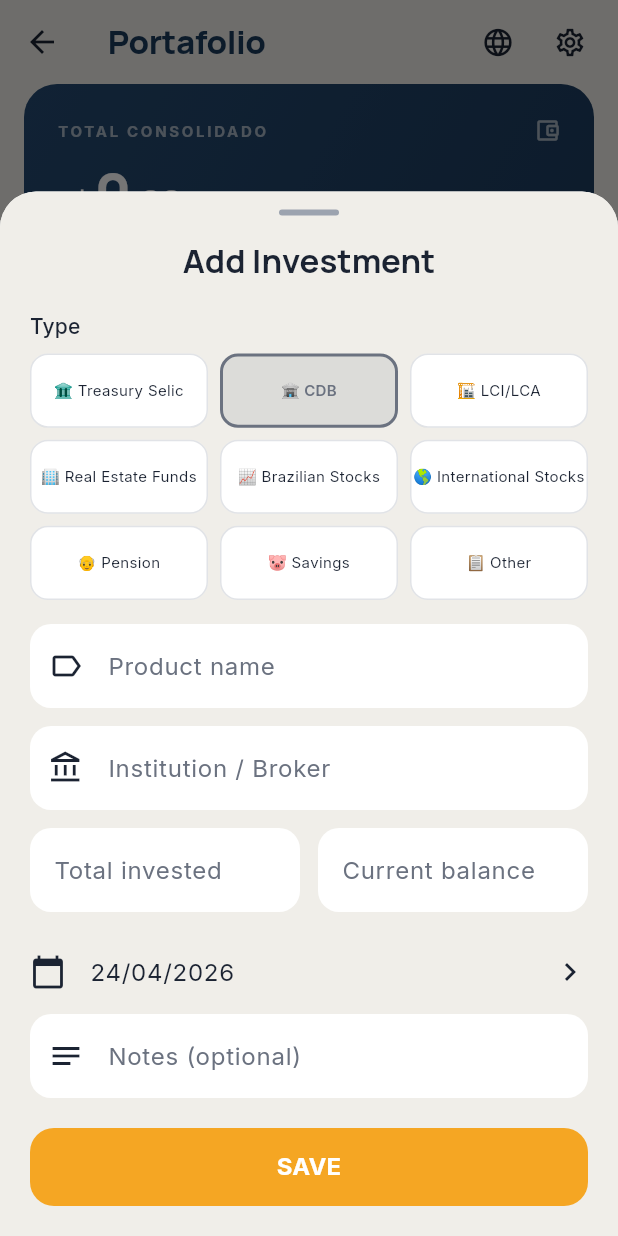
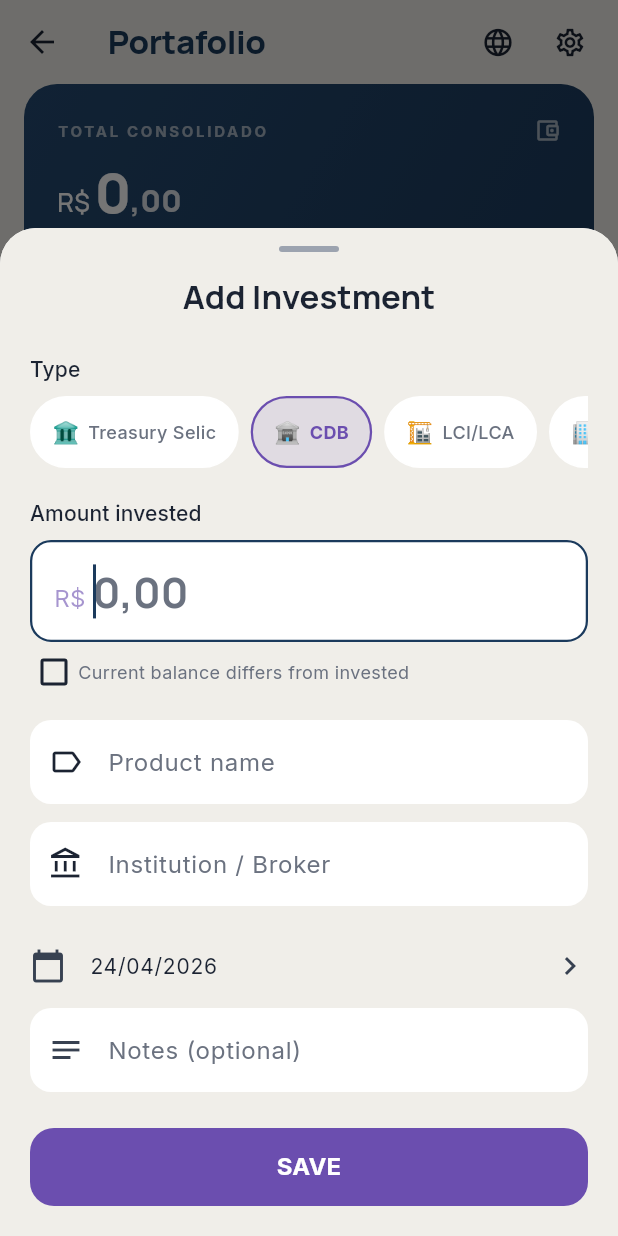
Before and after one commit to luigrocha/farol, a Flutter app: the InvestmentsScreen screen opened directly, after a tap on the "add" icon, on a phone screen of 412 x 824 dp. Run offline on Flutter 3.47's test engine with Material 3 defaults, Android fonts, the phone set to English and light mode, and no system bars; our stand-ins replace csv, drift, fl_chart, flutter_riverpod, google_fonts, google_sign_in and 3 more; accounts and stored records are empty; generated files the repository leaves out were written again.

Commit message:
feat: implement swipe-to-delete, add empty state UI, and update investment display and theme colors

```diff
--- a/lib/core/theme/app_theme.dart
+++ b/lib/core/theme/app_theme.dart
@@ -151,11 +151,21 @@ class AppTheme {
 
   static Color getCategoryColor(String category) {
     switch (category) {
+      // Expense categories
       case 'HOUSING': return const Color(0xFF1B3A5C);
       case 'TRANSPORT': return const Color(0xFFF5A623);
       case 'FOOD_GROCERY': return const Color(0xFF1A7A4A);
       case 'HEALTH': return const Color(0xFFE84855);
       case 'LEISURE': return const Color(0xFF8FA3B8);
+      // Investment types
+      case 'TESOURO_SELIC': return const Color(0xFF1B3A5C);
+      case 'CDB': return const Color(0xFF6B4EAF);
+      case 'LCI_LCA': return const Color(0xFF1A7A4A);
+      case 'FII': return const Color(0xFFF5A623);
+      case 'STOCKS_BR': return const Color(0xFF0D6E6E);
+      case 'STOCKS_INTL': return const Color(0xFF1A6BAA);
+      case 'PENSION': return const Color(0xFF9E6B3A);
+      case 'SAVINGS': return const Color(0xFFB94F82);
       default: return onSurfaceSoft;
     }
   }
--- a/lib/features/investments/add_investment_bottom_sheet.dart
+++ b/lib/features/investments/add_investment_bottom_sheet.dart
@@ -13,112 +13,152 @@ class AddInvestmentBottomSheet extends ConsumerStatefulWidget {
 }
 
 class _AddInvestmentState extends ConsumerState<AddInvestmentBottomSheet> {
+  final _amountCtrl = TextEditingController();
+  final _balanceCtrl = TextEditingController();
   final _productCtrl = TextEditingController();
   final _institutionCtrl = TextEditingController();
-  final _investedCtrl = TextEditingController();
-  final _balanceCtrl = TextEditingController();
   final _notesCtrl = TextEditingController();
   InvestmentType _type = InvestmentType.cdb;
   DateTime _dateAdded = DateTime.now();
   bool _saving = false;
+  bool _balanceDiffers = false;
 
   @override
   void dispose() {
+    _amountCtrl.dispose();
+    _balanceCtrl.dispose();
     _productCtrl.dispose();
     _institutionCtrl.dispose();
-    _investedCtrl.dispose();
-    _balanceCtrl.dispose();
     _notesCtrl.dispose();
     super.dispose();
   }
 
   double? _parseBRL(String text) =>
-      double.tryParse(text.replaceAll('.', '').replaceAll(',', '.'));
+      double.tryParse(text.trim().replaceAll('.', '').replaceAll(',', '.'));
 
   @override
   Widget build(BuildContext context) {
     final bottom = MediaQuery.of(context).viewInsets.bottom;
     final colors = context.colors;
+    final typeColor = AppTheme.getCategoryColor(_type.dbValue);
+
     return Container(
       decoration: BoxDecoration(
         color: Theme.of(context).scaffoldBackgroundColor,
         borderRadius: const BorderRadius.vertical(top: Radius.circular(24)),
       ),
       padding: EdgeInsets.fromLTRB(20, 12, 20, bottom + 20),
-      child: SingleChildScrollView(
-        child: Column(mainAxisSize: MainAxisSize.min, children: [
-          Container(width: 40, height: 4, decoration: BoxDecoration(color: Theme.of(context).colorScheme.outline, borderRadius: BorderRadius.circular(2))),
+      child: SingleChildScrollView(child: Column(mainAxisSize: MainAxisSize.min, crossAxisAlignment: CrossAxisAlignment.start, children: [
+        // Handle
+        Center(child: Container(width: 40, height: 4, decoration: BoxDecoration(
+          color: Theme.of(context).colorScheme.outline, borderRadius: BorderRadius.circular(2)))),
         const SizedBox(height: 16),
-          Text('Add Investment', style: Theme.of(context).textTheme.titleLarge),
-          const SizedBox(height: 20),
 
-          // Type grid
-          Align(alignment: Alignment.centerLeft, child: Text('Type', style: Theme.of(context).textTheme.labelLarge)),
+        // Header
+        Center(child: Text('Add Investment', style: Theme.of(context).textTheme.titleLarge)),
+        const SizedBox(height: 24),
+
+        // Type selector — horizontal scroll
+        Text('Type', style: Theme.of(context).textTheme.labelLarge),
         const SizedBox(height: 8),
-          GridView.count(
-            crossAxisCount: 3, shrinkWrap: true, physics: const NeverScrollableScrollPhysics(),
-            childAspectRatio: 2.4, mainAxisSpacing: 8, crossAxisSpacing: 8,
+        SizedBox(height: 48, child: ListView(
+          scrollDirection: Axis.horizontal,
           children: InvestmentType.values.map((t) {
             final sel = _type == t;
-              final color = AppTheme.getCategoryColor(t.dbValue);
+            final c = AppTheme.getCategoryColor(t.dbValue);
             return GestureDetector(
               onTap: () => setState(() => _type = t),
               child: AnimatedContainer(
-                  duration: const Duration(milliseconds: 200),
+                duration: const Duration(milliseconds: 180),
+                margin: const EdgeInsets.only(right: 8),
+                padding: const EdgeInsets.symmetric(horizontal: 14, vertical: 10),
                 decoration: BoxDecoration(
-                    color: sel ? color.withOpacity(0.15) : Theme.of(context).cardTheme.color,
-                    borderRadius: BorderRadius.circular(12),
-                    border: Border.all(color: sel ? color : Theme.of(context).colorScheme.outline.withOpacity(0.3), width: sel ? 2 : 1),
+                  color: sel ? c.withOpacity(0.12) : colors.surfaceLowest,
+                  borderRadius: BorderRadius.circular(99),
+                  border: Border.all(color: sel ? c : colors.surfaceLowest, width: sel ? 1.5 : 1),
                 ),
-                  child: Center(child: Text(
-                    '${t.emoji} ${t.label}',
-                    style: TextStyle(fontSize: 10, fontWeight: sel ? FontWeight.w600 : FontWeight.w400, color: sel ? color : colors.onSurface),
-                    textAlign: TextAlign.center, overflow: TextOverflow.ellipsis,
+                child: Row(mainAxisSize: MainAxisSize.min, children: [
+                  Text(t.emoji, style: const TextStyle(fontSize: 14)),
+                  const SizedBox(width: 6),
+                  Text(t.label, style: TextStyle(
+                    fontSize: 12, fontWeight: sel ? FontWeight.w700 : FontWeight.w500,
+                    color: sel ? c : colors.onSurfaceSoft,
                   )),
+                ]),
               ),
             );
           }).toList(),
-          ),
-          const SizedBox(height: 16),
+        )),
+        const SizedBox(height: 20),
 
-          // Product name
+        // Amount — big
+        Text('Amount invested', style: Theme.of(context).textTheme.labelLarge),
+        const SizedBox(height: 8),
         TextField(
-            controller: _productCtrl,
-            decoration: const InputDecoration(labelText: 'Product name', prefixIcon: Icon(Icons.label_outline)),
-          ),
-          const SizedBox(height: 12),
-
-          // Institution
-          TextField(
-            controller: _institutionCtrl,
-            decoration: const InputDecoration(labelText: 'Institution / Broker', prefixIcon: Icon(Icons.account_balance_outlined)),
-          ),
-          const SizedBox(height: 12),
-
-          // Amounts row
-          Row(children: [
-            Expanded(child: TextField(
-              controller: _investedCtrl,
+          controller: _amountCtrl,
+          autofocus: true,
           keyboardType: const TextInputType.numberWithOptions(decimal: true),
           inputFormatters: [FilteringTextInputFormatter.allow(RegExp(r'[\d.,]'))],
-              decoration: const InputDecoration(labelText: 'Total invested', prefixText: 'R\$ '),
-            )),
-            const SizedBox(width: 12),
-            Expanded(child: TextField(
+          style: Theme.of(context).textTheme.headlineMedium?.copyWith(
+            fontWeight: FontWeight.w700, color: typeColor),
+          decoration: InputDecoration(
+            prefixText: 'R\$ ',
+            hintText: '0,00',
+            prefixStyle: TextStyle(fontSize: 16, color: typeColor.withOpacity(0.6)),
+          ),
+        ),
+        const SizedBox(height: 4),
+
+        // Current balance toggle
+        Row(children: [
+          Checkbox(
+            value: _balanceDiffers,
+            onChanged: (v) => setState(() { _balanceDiffers = v!; if (!v) _balanceCtrl.clear(); }),
+            visualDensity: VisualDensity.compact,
+            materialTapTargetSize: MaterialTapTargetSize.shrinkWrap,
+          ),
+          Text('Current balance differs from invested', style: TextStyle(fontSize: 12, color: colors.onSurfaceSoft)),
+        ]),
+        if (_balanceDiffers) ...[
+          const SizedBox(height: 8),
+          TextField(
             controller: _balanceCtrl,
             keyboardType: const TextInputType.numberWithOptions(decimal: true),
             inputFormatters: [FilteringTextInputFormatter.allow(RegExp(r'[\d.,]'))],
             decoration: const InputDecoration(labelText: 'Current balance', prefixText: 'R\$ '),
-            )),
-          ]),
+          ),
+        ],
+        const SizedBox(height: 16),
+
+        // Product + Institution
+        TextField(
+          controller: _productCtrl,
+          textCapitalization: TextCapitalization.words,
+          decoration: const InputDecoration(
+            labelText: 'Product name',
+            prefixIcon: Icon(Icons.label_outline),
+          ),
+        ),
+        const SizedBox(height: 12),
+        TextField(
+          controller: _institutionCtrl,
+          textCapitalization: TextCapitalization.words,
+          decoration: const InputDecoration(
+            labelText: 'Institution / Broker',
+            prefixIcon: Icon(Icons.account_balance_outlined),
+          ),
+        ),
         const SizedBox(height: 12),
 
         // Date
         ListTile(
           contentPadding: EdgeInsets.zero,
-            leading: const Icon(Icons.calendar_today),
-            title: Text('${_dateAdded.day.toString().padLeft(2, '0')}/${_dateAdded.month.toString().padLeft(2, '0')}/${_dateAdded.year}'),
-            trailing: const Icon(Icons.chevron_right),
+          leading: Icon(Icons.calendar_today, color: colors.onSurfaceMuted),
+          title: Text(
+            '${_dateAdded.day.toString().padLeft(2, '0')}/${_dateAdded.month.toString().padLeft(2, '0')}/${_dateAdded.year}',
+            style: const TextStyle(fontSize: 14),
+          ),
+          trailing: Icon(Icons.chevron_right, color: colors.onSurfaceMuted),
           onTap: () async {
             final d = await showDatePicker(
               context: context, initialDate: _dateAdded,
@@ -131,57 +171,66 @@ class _AddInvestmentState extends ConsumerState<AddInvestmentBottomSheet> {
         // Notes
         TextField(
           controller: _notesCtrl,
-            decoration: const InputDecoration(labelText: 'Notes (optional)', prefixIcon: Icon(Icons.notes)),
+          decoration: InputDecoration(
+            labelText: 'Notes (optional)',
+            prefixIcon: Icon(Icons.notes, color: colors.onSurfaceMuted),
           ),
-          const SizedBox(height: 20),
+        ),
+        const SizedBox(height: 24),
 
-          SizedBox(
-            width: double.infinity, height: 52,
+        // Save
+        SizedBox(width: double.infinity, height: 52,
           child: ElevatedButton(
             onPressed: _saving ? null : _save,
             style: ElevatedButton.styleFrom(
-                backgroundColor: AppTheme.secondaryColor, foregroundColor: Colors.white,
-                shape: RoundedRectangleBorder(borderRadius: BorderRadius.circular(16)), elevation: 0,
+              backgroundColor: typeColor, foregroundColor: Colors.white,
+              shape: RoundedRectangleBorder(borderRadius: BorderRadius.circular(16)),
+              elevation: 0,
             ),
             child: _saving
                 ? const SizedBox(width: 22, height: 22, child: CircularProgressIndicator(strokeWidth: 2, color: Colors.white))
                 : const Text('SAVE', style: TextStyle(fontSize: 16, fontWeight: FontWeight.w700)),
-            ),
-          ),
-        ]),
-      ),
+          )),
+      ])),
     );
   }
 
   Future<void> _save() async {
     final productName = _productCtrl.text.trim();
     final institution = _institutionCtrl.text.trim();
-    final totalInvested = _parseBRL(_investedCtrl.text);
-    final currentBalance = _parseBRL(_balanceCtrl.text.isEmpty ? _investedCtrl.text : _balanceCtrl.text);
+    final totalInvested = _parseBRL(_amountCtrl.text);
+    final currentBalance = _balanceDiffers
+        ? _parseBRL(_balanceCtrl.text)
+        : totalInvested;
 
     if (productName.isEmpty) {
-      ScaffoldMessenger.of(context).showSnackBar(const SnackBar(content: Text('Enter a product name')));
+      _snack('Enter a product name');
       return;
     }
     if (institution.isEmpty) {
-      ScaffoldMessenger.of(context).showSnackBar(const SnackBar(content: Text('Enter the institution')));
+      _snack('Enter the institution');
       return;
     }
     if (totalInvested == null || totalInvested <= 0) {
-      ScaffoldMessenger.of(context).showSnackBar(const SnackBar(content: Text('Enter the invested amount')));
+      _snack('Enter the invested amount');
+      return;
+    }
+    if (_balanceDiffers && currentBalance == null) {
+      _snack('Enter a valid current balance');
       return;
     }
 
     setState(() => _saving = true);
     try {
+      final balance = currentBalance ?? totalInvested;
       await ref.read(investmentRepositoryProvider).insert(
         type: _type.dbValue,
         productName: productName,
         institution: institution,
         dateAdded: _dateAdded,
         totalInvested: totalInvested,
-        currentBalance: currentBalance ?? totalInvested,
-        returnAmount: (currentBalance ?? totalInvested) - totalInvested,
+        currentBalance: balance,
+        returnAmount: balance - totalInvested,
         notes: _notesCtrl.text.trim().isEmpty ? null : _notesCtrl.text.trim(),
       );
       HapticFeedback.mediumImpact();
@@ -201,4 +250,7 @@ class _AddInvestmentState extends ConsumerState<AddInvestmentBottomSheet> {
       if (mounted) setState(() => _saving = false);
     }
   }
+
+  void _snack(String msg) =>
+      ScaffoldMessenger.of(context).showSnackBar(SnackBar(content: Text(msg)));
 }
```
Also changed, not shown: lib/features/investments/investments_screen.dart (+86 -9 lines). Lines whose indentation alone changed are shown as unchanged.
